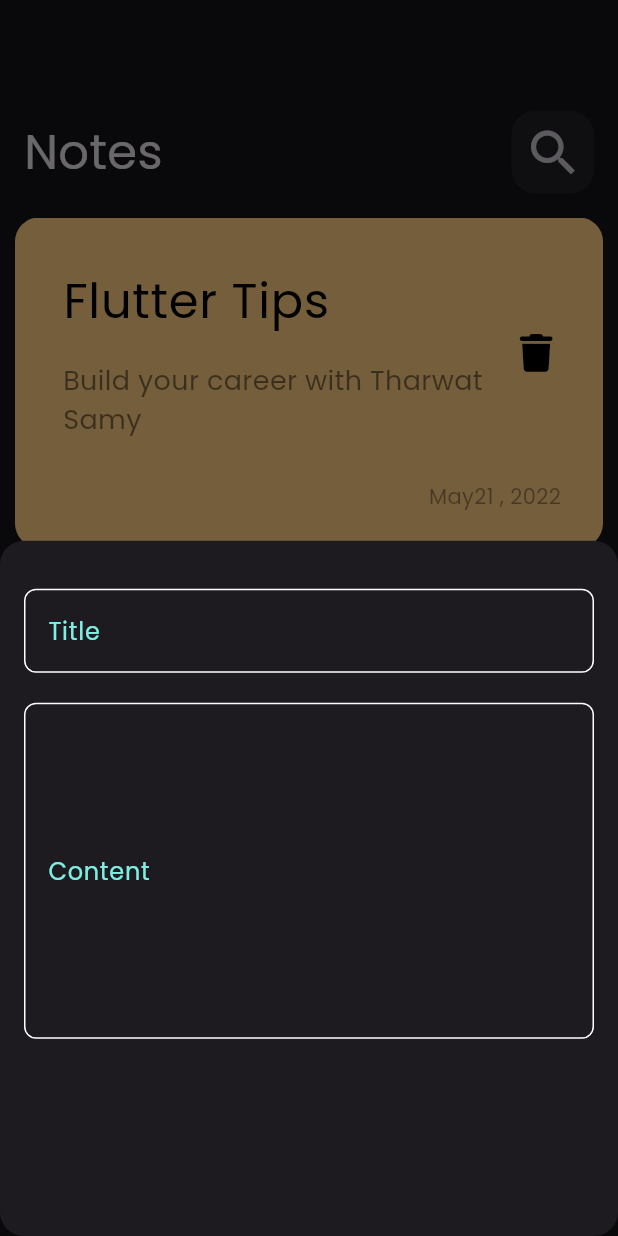
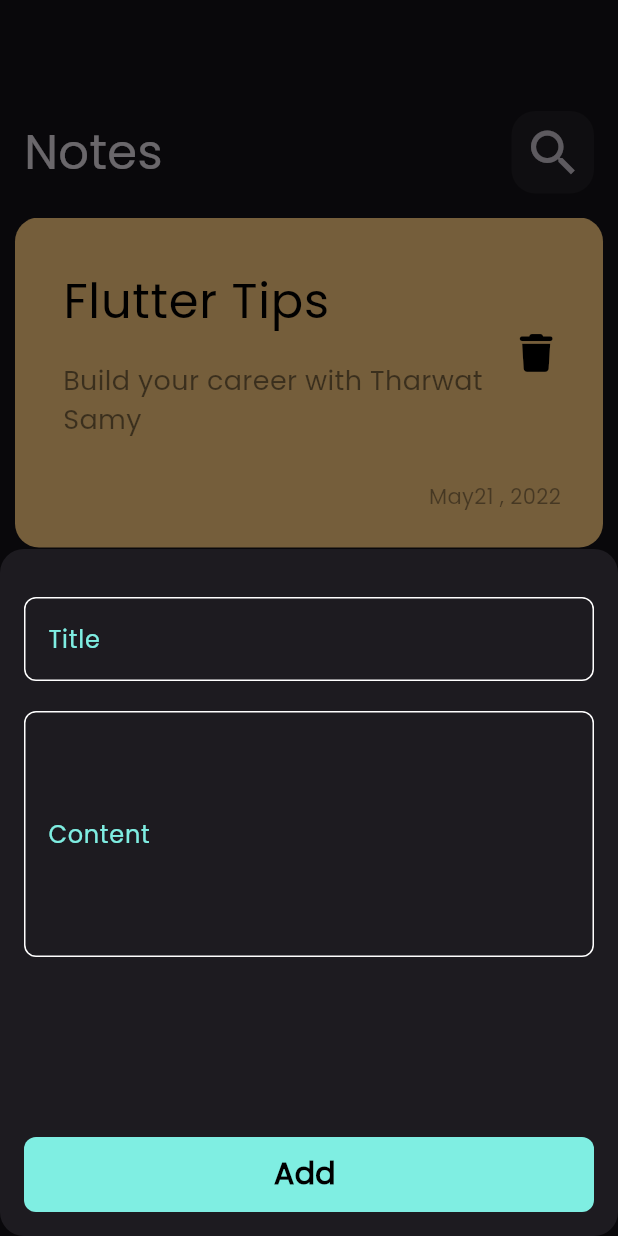
Before and after one commit to Bakry-Man/Notes-App, a Flutter app: the screen it shows after launch, after a tap on an icon or button, on a phone screen of 412 x 824 dp. Run offline on Flutter 3.47's test engine with Material 3 defaults, Android fonts, the phone set to English and light mode, and no system bars; our stand-ins replace font_awesome_flutter.

Commit message:
create edit note view + navigation

```diff
--- a/lib/main.dart
+++ b/lib/main.dart
@@ -1,5 +1,6 @@
 import 'package:flutter/material.dart';
-import 'package:notesapp/views/home_page.dart';
+import 'package:notesapp/views/edit_note_view.dart';
+import 'package:notesapp/views/home_view.dart';
 
 void main() {
   runApp(const NotesApp());
@@ -11,6 +12,10 @@ class NotesApp extends StatelessWidget {
   @override
   Widget build(BuildContext context) {
     return MaterialApp(
+      routes: {
+        'EditNoteView': (context) => const EditNoteView(),
+      },
+      initialRoute: 'HomeView',
       debugShowCheckedModeBanner: false,
       theme: ThemeData(
         brightness: Brightness.dark,
--- a/lib/views/home_page.dart
+++ /dev/null
@@ -1,43 +0,0 @@
-import 'package:flutter/material.dart';
-import 'package:font_awesome_flutter/font_awesome_flutter.dart';
-import 'package:notesapp/constats/const.dart';
-import 'package:notesapp/models/note_model.dart';
-import 'package:notesapp/widgets/add_note_bottom_sheet.dart';
-import 'package:notesapp/widgets/custom_app_bar.dart';
-import 'package:notesapp/widgets/custom_note_widget.dart';
-import 'package:notesapp/widgets/notes_list_view.dart';
-
-class HomeView extends StatelessWidget {
-  HomeView({super.key});
-
-  List<NoteModel> notes = [];
-  @override
-  Widget build(BuildContext context) {
-    return Scaffold(
-        body: const Column(
-          children: [
-            SizedBox(
-              height: 20,
-            ),
-            CustomAppBar(),
-            Expanded(child: NotesListView())
-          ],
-        ),
-        floatingActionButton: FloatingActionButton(
-          backgroundColor: kPrimaryColor,
-          onPressed: () {
-            showModalBottomSheet(
-                shape: RoundedRectangleBorder(
-                    borderRadius: BorderRadius.circular(16)),
-                context: context,
-                builder: (context) {
-                  return const AddNoteButtomSheet();
-                });
-          },
-          child: const Icon(
-            FontAwesomeIcons.plus,
-            color: Colors.black,
-          ),
-        ));
-  }
-}
--- /dev/null
+++ b/lib/views/home_view.dart
@@ -0,0 +1,44 @@
+import 'package:flutter/material.dart';
+import 'package:font_awesome_flutter/font_awesome_flutter.dart';
+import 'package:notesapp/constats/const.dart';
+import 'package:notesapp/models/note_model.dart';
+import 'package:notesapp/widgets/custom_bottom_sheet.dart';
+import 'package:notesapp/widgets/custom_app_bar.dart';
+import 'package:notesapp/widgets/custom_note_widget.dart';
+import 'package:notesapp/widgets/notes_list_view.dart';
+
+class HomeView extends StatelessWidget {
+  HomeView({super.key});
+
+  List<NoteModel> notes = [];
+  @override
+  Widget build(BuildContext context) {
+    return Scaffold(
+      body: const Column(
+        children: [
+          SizedBox(
+            height: 20,
+          ),
+          CustomAppBar(),
+          Expanded(child: NotesListView()),
+        ],
+      ),
+      floatingActionButton: FloatingActionButton(
+        backgroundColor: kPrimaryColor,
+        onPressed: () {
+          showModalBottomSheet(
+              shape: RoundedRectangleBorder(
+                  borderRadius: BorderRadius.circular(16)),
+              context: context,
+              builder: (context) {
+                return const CustomAddNoteButtomSheet();
+              });
+        },
+        child: const Icon(
+          FontAwesomeIcons.plus,
+          color: Colors.black,
+        ),
+      ),
+    );
+  }
+}
--- a/lib/widgets/add_note_bottom_sheet.dart
+++ /dev/null
@@ -1,28 +0,0 @@
-import 'package:flutter/material.dart';
-import 'package:notesapp/widgets/custom_text_field.dart';
-
-class AddNoteButtomSheet extends StatelessWidget {
-  const AddNoteButtomSheet({super.key});
-
-  @override
-  Widget build(BuildContext context) {
-    return Padding(
-      padding: const EdgeInsets.symmetric(horizontal: 16),
-      child: Column(
-        children: [
-          const SizedBox(
-            height: 32,
-          ),
-          CustomTextField(
-            hint: 'Title',
-          ),
-          CustomTextField(
-            hint: 'Content',
-            edgeInsetsGeometry:
-                const EdgeInsets.only(top: 100, bottom: 100, left: 12),
-          )
-        ],
-      ),
-    );
-  }
-}
--- /dev/null
+++ b/lib/widgets/custom_add_note_button_sheet.dart
@@ -0,0 +1,27 @@
+import 'package:flutter/material.dart';
+import 'package:notesapp/constats/const.dart';
+
+class CustomAddButton extends StatelessWidget {
+  const CustomAddButton({
+    super.key,
+  });
+
+  @override
+  Widget build(BuildContext context) {
+    return Container(
+      decoration: BoxDecoration(
+        borderRadius: BorderRadius.circular(8),
+        color: kPrimaryColor,
+      ),
+      width: MediaQuery.of(context).size.width,
+      height: 50,
+      child: const Center(
+        child: Text(
+          'Add ',
+          style: TextStyle(
+              fontSize: 20, fontWeight: FontWeight.bold, color: Colors.black),
+        ),
+      ),
+    );
+  }
+}
--- /dev/null
+++ b/lib/widgets/custom_bottom_sheet.dart
@@ -0,0 +1,39 @@
+import 'package:flutter/material.dart';
+import 'package:notesapp/constats/const.dart';
+import 'package:notesapp/widgets/custom_add_note_button_sheet.dart';
+import 'package:notesapp/widgets/custom_text_field.dart';
+
+class CustomAddNoteButtomSheet extends StatelessWidget {
+  const CustomAddNoteButtomSheet({super.key});
+
+  @override
+  Widget build(BuildContext context) {
+    return Padding(
+      padding: const EdgeInsets.symmetric(horizontal: 16),
+      child: SingleChildScrollView(
+        child: Column(
+          children: [
+            const SizedBox(
+              height: 32,
+            ),
+            CustomTextField(
+              hint: 'Title',
+            ),
+            CustomTextField(
+              hint: 'Content',
+              edgeInsetsGeometry:
+                  const EdgeInsets.only(top: 70, bottom: 70, left: 12),
+            ),
+            const SizedBox(
+              height: 100,
+            ),
+            const CustomAddButton(),
+            const SizedBox(
+              height: 16,
+            )
+          ],
+        ),
+      ),
+    );
+  }
+}
--- a/lib/widgets/custom_note_widget.dart
+++ b/lib/widgets/custom_note_widget.dart
@@ -11,6 +11,10 @@ class CustomNoteWidget extends StatelessWidget {
   Widget build(BuildContext context) {
     return Padding(
       padding: const EdgeInsets.only(bottom: 10, left: 10, right: 10),
+      child: GestureDetector(
+        onTap: () {
+          Navigator.pushNamed(context, 'EditNoteView');
+        },
         child: Container(
             padding:
                 const EdgeInsets.only(top: 24, bottom: 24, left: 16, right: 8),
@@ -30,7 +34,8 @@ class CustomNoteWidget extends StatelessWidget {
                     padding: const EdgeInsets.only(top: 16),
                     child: Text('Build your career with Tharwat Samy',
                         style: TextStyle(
-                          color: Colors.black.withOpacity(0.5), fontSize: 18)),
+                            color: Colors.black.withOpacity(0.5),
+                            fontSize: 18)),
                   ),
                   trailing: const Icon(
                     FontAwesomeIcons.trash,
@@ -45,6 +50,7 @@ class CustomNoteWidget extends StatelessWidget {
                 )
               ],
             )),
+      ),
     );
   }
 }
--- a/lib/widgets/custom_text_field.dart
+++ b/lib/widgets/custom_text_field.dart
@@ -2,7 +2,11 @@ import 'package:flutter/material.dart';
 import 'package:notesapp/constats/const.dart';
 
 class CustomTextField extends StatelessWidget {
-  CustomTextField({super.key, required this.hint, this.edgeInsetsGeometry});
+  CustomTextField({
+    super.key,
+    required this.hint,
+    this.edgeInsetsGeometry,
+  });
 
   final String hint;
   EdgeInsetsGeometry? edgeInsetsGeometry;
```
Also changed, not shown: lib/views/edit_note_view.dart (added, +32 -0 lines), lib/widgets/custom_app_bar_for_Edit_view.dart (added, +24 -0 lines), lib/widgets/done_icon.dart (added, +26 -0 lines). Lines whose indentation alone changed are shown as unchanged.
